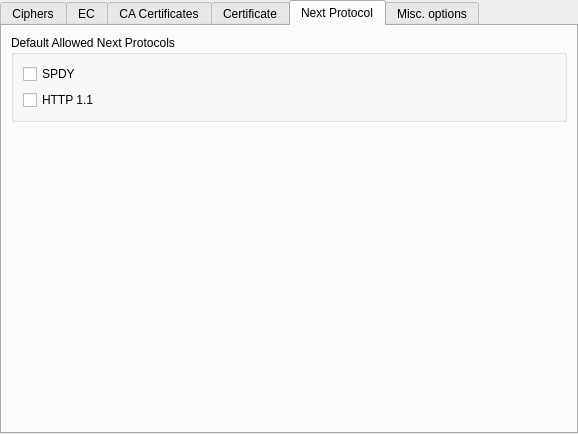
Above: gui/shared/ssloptionswidget.ui from metrodango/pip3line before the change. Below: the same form after it.
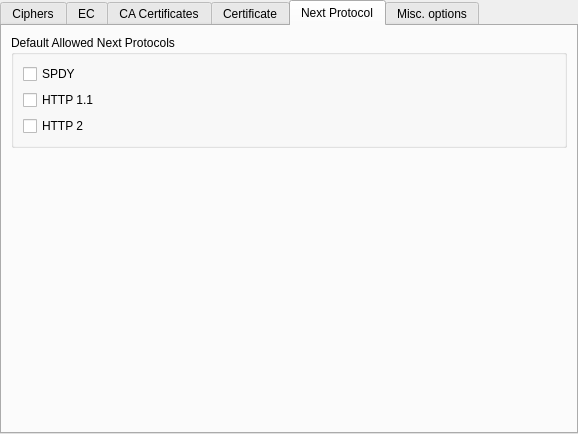
That is the form after the change. The open tabs and pages were chosen to show the change. Icons and pictures are not drawn.

The edit to the form file:
```diff
--- a/gui/shared/ssloptionswidget.ui
+++ b/gui/shared/ssloptionswidget.ui
@@ -533,6 +533,13 @@
             </property>
            </widget>
           </item>
+          <item>
+           <widget class="QCheckBox" name="http2CheckBox">
+            <property name="text">
+             <string>HTTP 2</string>
+            </property>
+           </widget>
+          </item>
          </layout>
         </widget>
        </item>
```
Left out of the diff: 2 changed lines with no effect on the pictures.
